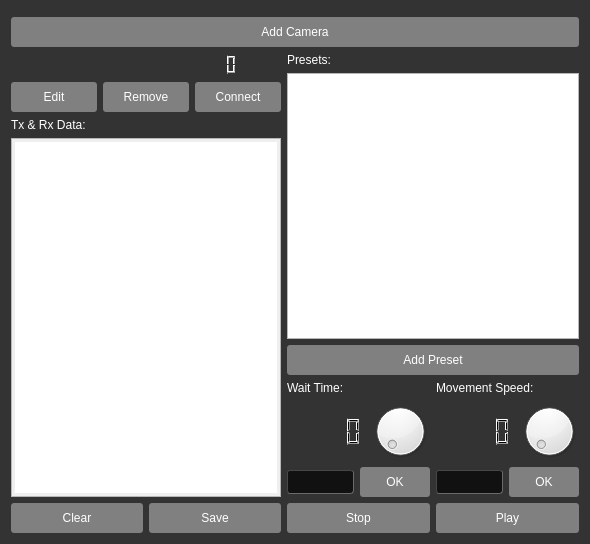
nospam2k/Sony-PTZ-Controller, file mainwindow.ui: the form before one commit.
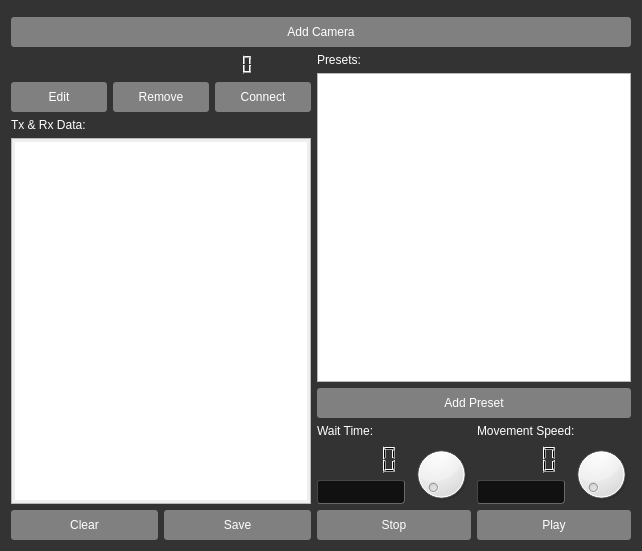
The form after the commit. Icons and pictures are not drawn.

The edit to the form file:
```diff
--- a/mainwindow.ui
+++ b/mainwindow.ui
@@ -6,8 +6,8 @@
    <rect>
     <x>0</x>
     <y>0</y>
-    <width>590</width>
-    <height>544</height>
+    <width>642</width>
+    <height>551</height>
    </rect>
   </property>
   <property name="windowTitle">
@@ -316,7 +316,7 @@
            <widget class="QTextEdit" name="txRxList">
             <property name="minimumSize">
              <size>
-              <width>270</width>
+              <width>300</width>
               <height>250</height>
              </size>
             </property>
@@ -355,8 +355,8 @@
            <widget class="QListWidget" name="presetList">
             <property name="minimumSize">
              <size>
-              <width>270</width>
-              <height>200</height>
+              <width>300</width>
+              <height>250</height>
              </size>
             </property>
            </widget>
@@ -386,6 +386,8 @@
               <item>
                <layout class="QHBoxLayout" name="horizontalLayout_4">
                 <item>
+                 <layout class="QVBoxLayout" name="verticalLayout_7">
+                  <item>
                  <widget class="QLCDNumber" name="waitTimeLcd">
                   <property name="styleSheet">
                    <string notr="true">QLCDNumber{
@@ -401,6 +403,11 @@
                  </widget>
                 </item>
                 <item>
+                   <widget class="QLineEdit" name="waitTimeEdit"/>
+                  </item>
+                 </layout>
+                </item>
+                <item>
                  <widget class="QDial" name="waitTimeDial">
                   <property name="minimumSize">
                    <size>
@@ -417,6 +424,9 @@
                   <property name="minimum">
                    <number>1</number>
                   </property>
+                  <property name="maximum">
+                   <number>999</number>
+                  </property>
                   <property name="notchTarget">
                    <double>3.700000000000000</double>
                   </property>
@@ -424,29 +434,6 @@
                 </item>
                </layout>
               </item>
-              <item>
-               <layout class="QHBoxLayout" name="horizontalLayout_12">
-                <item>
-                 <widget class="QLineEdit" name="waitTimeEdit"/>
-                </item>
-                <item>
-                 <widget class="QPushButton" name="waitTimeOKBtn">
-                  <property name="minimumSize">
-                   <size>
-                    <width>70</width>
-                    <height>0</height>
-                   </size>
-                  </property>
-                  <property name="styleSheet">
-                   <string notr="true"/>
-                  </property>
-                  <property name="text">
-                   <string>OK</string>
-                  </property>
-                 </widget>
-                </item>
-               </layout>
-              </item>
              </layout>
             </item>
             <item>
@@ -461,6 +448,8 @@
               <item>
                <layout class="QHBoxLayout" name="horizontalLayout_5">
                 <item>
+                 <layout class="QVBoxLayout" name="verticalLayout_8">
+                  <item>
                  <widget class="QLCDNumber" name="moveSpeedLcd">
                   <property name="styleSheet">
                    <string notr="true">QLCDNumber{
@@ -473,7 +462,18 @@
                  </widget>
                 </item>
                 <item>
+                   <widget class="QLineEdit" name="movementSpeedEdit"/>
+                  </item>
+                 </layout>
+                </item>
+                <item>
                  <widget class="QDial" name="moveSpeedDial">
+                  <property name="minimumSize">
+                   <size>
+                    <width>60</width>
+                    <height>60</height>
+                   </size>
+                  </property>
                   <property name="maximumSize">
                    <size>
                     <width>60</width>
@@ -493,29 +493,6 @@
                 </item>
                </layout>
               </item>
-              <item>
-               <layout class="QHBoxLayout" name="horizontalLayout_13">
-                <item>
-                 <widget class="QLineEdit" name="movementSpeedEdit"/>
-                </item>
-                <item>
-                 <widget class="QPushButton" name="movementSpeedOKBtn">
-                  <property name="minimumSize">
-                   <size>
-                    <width>70</width>
-                    <height>0</height>
-                   </size>
-                  </property>
-                  <property name="styleSheet">
-                   <string notr="true"/>
-                  </property>
-                  <property name="text">
-                   <string>OK</string>
-                  </property>
-                 </widget>
-                </item>
-               </layout>
-              </item>
              </layout>
             </item>
            </layout>
```
Lines whose indentation alone changed are shown as unchanged.
